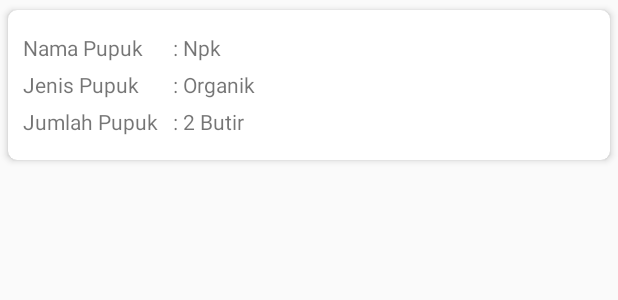
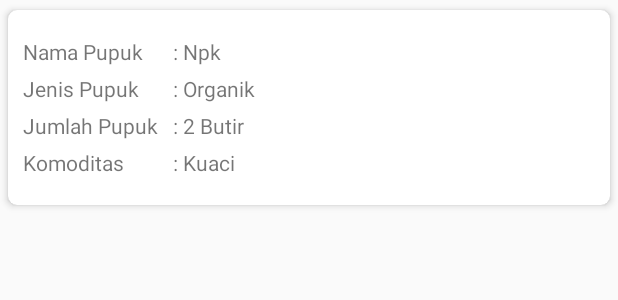
Before and after one commit to CropStudio/DesainMobilePetaniApp, an Android app: the layout content_pupuk.xml on its own in the app's theme, with its tools: preview values and no code run, on a phone screen of 412 x 824 dp. Shown: the top 300 px of the screen. Run offline under Robolectric (Android 15) with nearby library versions, the phone set to English and light mode, and no system bars; network calls fail.

Commit message:
List Data Pupuk

```diff
--- a/app/src/main/res/layout/content_pupuk.xml
+++ b/app/src/main/res/layout/content_pupuk.xml
@@ -10,7 +10,7 @@
 
     <LinearLayout
         android:layout_width="match_parent"
-        android:layout_height="100dp"
+        android:layout_height="130dp"
         android:gravity="center"
         android:padding="10dp"
         android:orientation="vertical">
@@ -76,5 +76,26 @@
                 android:layout_height="wrap_content"
                 android:text="2 Butir"/>
         </LinearLayout>
+        <LinearLayout
+            android:layout_width="match_parent"
+            android:layout_height="wrap_content"
+            android:layout_marginTop="5dp"
+            android:orientation="horizontal">
+            <TextView
+                android:layout_width="100dp"
+                android:layout_height="wrap_content"
+                android:text="Komoditas"/>
+
+            <TextView
+                android:layout_width="wrap_content"
+                android:layout_height="wrap_content"
+                android:text=": "/>
+
+            <TextView
+                android:id="@+id/komoDitas"
+                android:layout_width="match_parent"
+                android:layout_height="wrap_content"
+                android:text="Kuaci"/>
+        </LinearLayout>
     </LinearLayout>
 </android.support.v7.widget.CardView>
```
Also changed, not shown: app/src/main/java/com/example/app4g/adapter/AdapterPupuk.java (+10 -4 lines), app/src/main/java/com/example/app4g/data/DataPupuk.java (+11 -2 lines), app/src/main/java/com/example/app4g/petani/jatah/ListDataPupuk.java (+2 -37 lines).
